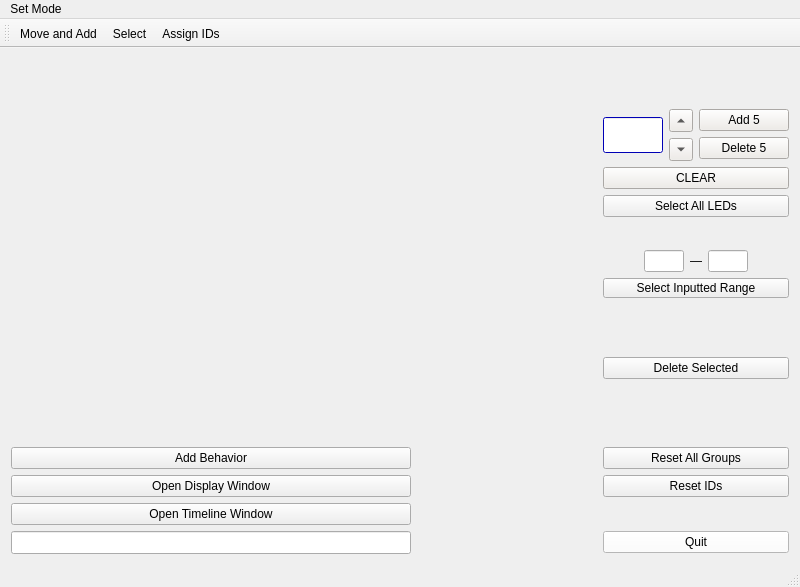
Above: GUI_Code/BlockTrial/mainwindow.ui from sonderswag/Modular-LED-HRI- before the change. Below: the same form after it.
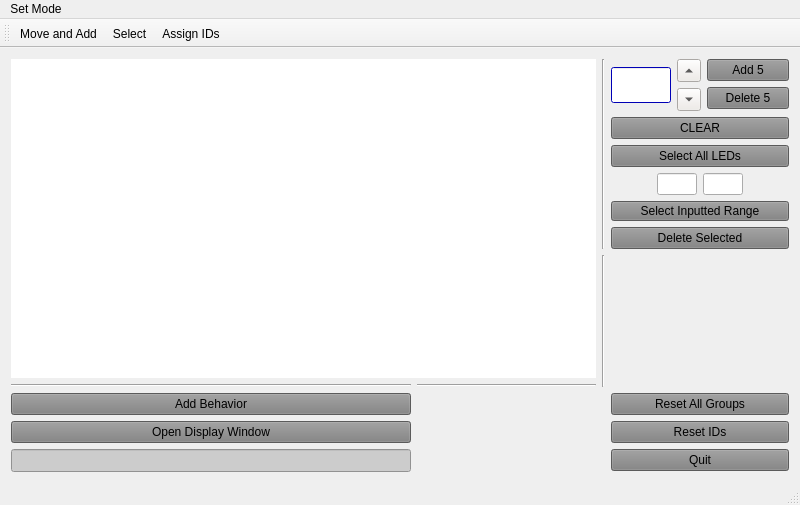
That is the form after the change. Icons and pictures are not drawn.

The edit to the form file:
```diff
--- a/GUI_Code/BlockTrial/mainwindow.ui
+++ b/GUI_Code/BlockTrial/mainwindow.ui
@@ -7,61 +7,38 @@
     <x>0</x>
     <y>0</y>
     <width>800</width>
-    <height>587</height>
+    <height>505</height>
    </rect>
   </property>
   <property name="windowTitle">
    <string>MainWindow</string>
   </property>
+  <property name="autoFillBackground">
+   <bool>false</bool>
+  </property>
+  <property name="styleSheet">
+   <string notr="true"/>
+  </property>
   <widget class="QWidget" name="centralWidget">
    <layout class="QGridLayout" name="gridLayout">
-    <item row="7" column="2">
-     <spacer name="verticalSpacer_4">
-      <property name="orientation">
-       <enum>Qt::Vertical</enum>
-      </property>
-      <property name="sizeHint" stdset="0">
-       <size>
-        <width>20</width>
-        <height>40</height>
-       </size>
-      </property>
-     </spacer>
-    </item>
-    <item row="12" column="1">
-     <spacer name="horizontalSpacer_2">
+    <item row="6" column="1">
+     <widget class="Line" name="line_2">
       <property name="orientation">
        <enum>Qt::Horizontal</enum>
       </property>
-      <property name="sizeHint" stdset="0">
-       <size>
-        <width>40</width>
-        <height>20</height>
-       </size>
-      </property>
-     </spacer>
+     </widget>
     </item>
-    <item row="12" column="2">
+    <item row="7" column="4">
      <widget class="QPushButton" name="resetGroupsButton">
+      <property name="styleSheet">
+       <string notr="true">background:grey;</string>
+      </property>
       <property name="text">
        <string>Reset All Groups</string>
       </property>
      </widget>
     </item>
-    <item row="13" column="0">
-     <widget class="QPushButton" name="displayWindowButton">
-      <property name="text">
-       <string>Open Display Window</string>
-      </property>
-      <property name="checkable">
-       <bool>true</bool>
-      </property>
-      <property name="checked">
-       <bool>false</bool>
-      </property>
-     </widget>
-    </item>
-    <item row="15" column="0">
+    <item row="9" column="0">
      <widget class="QLineEdit" name="displayText">
       <property name="sizePolicy">
        <sizepolicy hsizetype="Preferred" vsizetype="Fixed">
@@ -81,12 +58,15 @@
         <height>23</height>
        </size>
       </property>
+      <property name="styleSheet">
+       <string notr="true">background:#cccccc</string>
+      </property>
       <property name="text">
        <string/>
       </property>
      </widget>
     </item>
-    <item row="15" column="2">
+    <item row="9" column="4">
      <widget class="QPushButton" name="quitButton">
       <property name="palette">
        <palette>
@@ -103,9 +83,9 @@
          <colorrole role="Button">
           <brush brushstyle="SolidPattern">
            <color alpha="255">
-            <red>255</red>
-            <green>255</green>
-            <blue>255</blue>
+            <red>128</red>
+            <green>128</green>
+            <blue>128</blue>
            </color>
           </brush>
          </colorrole>
@@ -175,18 +155,18 @@
          <colorrole role="Base">
           <brush brushstyle="SolidPattern">
            <color alpha="255">
-            <red>255</red>
-            <green>255</green>
-            <blue>255</blue>
+            <red>128</red>
+            <green>128</green>
+            <blue>128</blue>
            </color>
           </brush>
          </colorrole>
          <colorrole role="Window">
           <brush brushstyle="SolidPattern">
            <color alpha="255">
-            <red>255</red>
-            <green>255</green>
-            <blue>255</blue>
+            <red>128</red>
+            <green>128</green>
+            <blue>128</blue>
            </color>
           </brush>
          </colorrole>
@@ -240,9 +220,9 @@
          <colorrole role="Button">
           <brush brushstyle="SolidPattern">
            <color alpha="255">
-            <red>255</red>
-            <green>255</green>
-            <blue>255</blue>
+            <red>128</red>
+            <green>128</green>
+            <blue>128</blue>
            </color>
           </brush>
          </colorrole>
@@ -312,18 +292,18 @@
          <colorrole role="Base">
           <brush brushstyle="SolidPattern">
            <color alpha="255">
-            <red>255</red>
-            <green>255</green>
-            <blue>255</blue>
+            <red>128</red>
+            <green>128</green>
+            <blue>128</blue>
            </color>
           </brush>
          </colorrole>
          <colorrole role="Window">
           <brush brushstyle="SolidPattern">
            <color alpha="255">
-            <red>255</red>
-            <green>255</green>
-            <blue>255</blue>
+            <red>128</red>
+            <green>128</green>
+            <blue>128</blue>
            </color>
           </brush>
          </colorrole>
@@ -377,9 +357,9 @@
          <colorrole role="Button">
           <brush brushstyle="SolidPattern">
            <color alpha="255">
-            <red>255</red>
-            <green>255</green>
-            <blue>255</blue>
+            <red>128</red>
+            <green>128</green>
+            <blue>128</blue>
            </color>
           </brush>
          </colorrole>
@@ -449,18 +429,18 @@
          <colorrole role="Base">
           <brush brushstyle="SolidPattern">
            <color alpha="255">
-            <red>255</red>
-            <green>255</green>
-            <blue>255</blue>
+            <red>128</red>
+            <green>128</green>
+            <blue>128</blue>
            </color>
           </brush>
          </colorrole>
          <colorrole role="Window">
           <brush brushstyle="SolidPattern">
            <color alpha="255">
-            <red>255</red>
-            <green>255</green>
-            <blue>255</blue>
+            <red>128</red>
+            <green>128</green>
+            <blue>128</blue>
            </color>
           </brush>
          </colorrole>
@@ -503,12 +483,115 @@
         </disabled>
        </palette>
       </property>
+      <property name="styleSheet">
+       <string notr="true">background:grey;</string>
+      </property>
       <property name="text">
        <string>Quit</string>
       </property>
      </widget>
     </item>
-    <item row="1" column="2">
+    <item row="3" column="4">
+     <layout class="QVBoxLayout" name="verticalLayout_3">
+      <item>
+       <layout class="QHBoxLayout" name="horizontalLayout_3">
+        <item>
+         <spacer name="horizontalSpacer_3">
+          <property name="orientation">
+           <enum>Qt::Horizontal</enum>
+          </property>
+          <property name="sizeHint" stdset="0">
+           <size>
+            <width>40</width>
+            <height>20</height>
+           </size>
+          </property>
+         </spacer>
+        </item>
+        <item>
+         <widget class="QLineEdit" name="lowerBoundSelectLabel">
+          <property name="maximumSize">
+           <size>
+            <width>40</width>
+            <height>16777215</height>
+           </size>
+          </property>
+         </widget>
+        </item>
+        <item>
+         <widget class="QLineEdit" name="upperBoundSelectLabel">
+          <property name="maximumSize">
+           <size>
+            <width>40</width>
+            <height>16777215</height>
+           </size>
+          </property>
+         </widget>
+        </item>
+        <item>
+         <spacer name="horizontalSpacer_4">
+          <property name="orientation">
+           <enum>Qt::Horizontal</enum>
+          </property>
+          <property name="sizeHint" stdset="0">
+           <size>
+            <width>40</width>
+            <height>20</height>
+           </size>
+          </property>
+         </spacer>
+        </item>
+       </layout>
+      </item>
+      <item>
+       <widget class="QPushButton" name="selectRangeButton">
+        <property name="maximumSize">
+         <size>
+          <width>16777215</width>
+          <height>20</height>
+         </size>
+        </property>
+        <property name="styleSheet">
+         <string notr="true">background:grey;</string>
+        </property>
+        <property name="text">
+         <string>Select Inputted Range</string>
+        </property>
+       </widget>
+      </item>
+     </layout>
+    </item>
+    <item row="8" column="4">
+     <widget class="QPushButton" name="resetID">
+      <property name="styleSheet">
+       <string notr="true">background:grey;</string>
+      </property>
+      <property name="text">
+       <string>Reset IDs</string>
+      </property>
+     </widget>
+    </item>
+    <item row="4" column="4">
+     <widget class="QPushButton" name="deleteSelectedButton">
+      <property name="enabled">
+       <bool>true</bool>
+      </property>
+      <property name="styleSheet">
+       <string notr="true">background:grey;</string>
+      </property>
+      <property name="text">
+       <string>Delete Selected</string>
+      </property>
+     </widget>
+    </item>
+    <item row="5" column="3" rowspan="2">
+     <widget class="Line" name="line_4">
+      <property name="orientation">
+       <enum>Qt::Vertical</enum>
+      </property>
+     </widget>
+    </item>
+    <item row="0" column="4">
      <layout class="QHBoxLayout" name="horizontalLayout_2">
       <item>
        <layout class="QHBoxLayout" name="horizontalLayout">
@@ -1850,9 +1933,9 @@
              <colorrole role="Button">
               <brush brushstyle="SolidPattern">
                <color alpha="255">
-                <red>239</red>
-                <green>235</green>
-                <blue>231</blue>
+                <red>128</red>
+                <green>128</green>
+                <blue>128</blue>
                </color>
               </brush>
              </colorrole>
@@ -1922,18 +2005,18 @@
              <colorrole role="Base">
               <brush brushstyle="SolidPattern">
                <color alpha="255">
-                <red>255</red>
-                <green>255</green>
-                <blue>255</blue>
+                <red>128</red>
+                <green>128</green>
+                <blue>128</blue>
                </color>
               </brush>
              </colorrole>
              <colorrole role="Window">
               <brush brushstyle="SolidPattern">
                <color alpha="255">
-                <red>239</red>
-                <green>235</green>
-                <blue>231</blue>
+                <red>128</red>
+                <green>128</green>
+                <blue>128</blue>
                </color>
               </brush>
              </colorrole>
@@ -1987,9 +2070,9 @@
              <colorrole role="Button">
               <brush brushstyle="SolidPattern">
                <color alpha="255">
-                <red>239</red>
-                <green>235</green>
-                <blue>231</blue>
+                <red>128</red>
+                <green>128</green>
+                <blue>128</blue>
                </color>
               </brush>
              </colorrole>
@@ -2059,18 +2142,18 @@
              <colorrole role="Base">
               <brush brushstyle="SolidPattern">
                <color alpha="255">
-                <red>255</red>
-                <green>255</green>
-                <blue>255</blue>
+                <red>128</red>
+                <green>128</green>
+                <blue>128</blue>
                </color>
               </brush>
              </colorrole>
              <colorrole role="Window">
               <brush brushstyle="SolidPattern">
                <color alpha="255">
-                <red>239</red>
-                <green>235</green>
-                <blue>231</blue>
+                <red>128</red>
+                <green>128</green>
+                <blue>128</blue>
                </color>
               </brush>
              </colorrole>
@@ -2124,9 +2207,9 @@
              <colorrole role="Button">
               <brush brushstyle="SolidPattern">
                <color alpha="255">
-                <red>239</red>
-                <green>235</green>
-                <blue>231</blue>
+                <red>128</red>
+                <green>128</green>
+                <blue>128</blue>
                </color>
               </brush>
              </colorrole>
@@ -2196,18 +2279,18 @@
              <colorrole role="Base">
               <brush brushstyle="SolidPattern">
                <color alpha="255">
-                <red>239</red>
-                <green>235</green>
-                <blue>231</blue>
+                <red>128</red>
+                <green>128</green>
+                <blue>128</blue>
                </color>
               </brush>
              </colorrole>
              <colorrole role="Window">
               <brush brushstyle="SolidPattern">
                <color alpha="255">
-                <red>239</red>
-                <green>235</green>
-                <blue>231</blue>
+                <red>128</red>
+                <green>128</green>
+                <blue>128</blue>
                </color>
               </brush>
              </colorrole>
@@ -2250,6 +2333,9 @@
             </disabled>
            </palette>
           </property>
+          <property name="styleSheet">
+           <string notr="true">background:grey;</string>
+          </property>
           <property name="text">
            <string>Add 5</string>
           </property>
@@ -2272,9 +2358,9 @@
              <colorrole role="Button">
               <brush brushstyle="SolidPattern">
                <color alpha="255">
-                <red>239</red>
-                <green>235</green>
-                <blue>231</blue>
+                <red>128</red>
+                <green>128</green>
+                <blue>128</blue>
                </color>
               </brush>
              </colorrole>
@@ -2344,18 +2430,18 @@
              <colorrole role="Base">
               <brush brushstyle="SolidPattern">
                <color alpha="255">
-                <red>255</red>
-                <green>255</green>
-                <blue>255</blue>
+                <red>128</red>
+                <green>128</green>
+                <blue>128</blue>
                </color>
               </brush>
              </colorrole>
              <colorrole role="Window">
               <brush brushstyle="SolidPattern">
                <color alpha="255">
-                <red>239</red>
-                <green>235</green>
-                <blue>231</blue>
+                <red>128</red>
+                <green>128</green>
+                <blue>128</blue>
                </color>
               </brush>
              </colorrole>
@@ -2409,9 +2495,9 @@
              <colorrole role="Button">
               <brush brushstyle="SolidPattern">
                <color alpha="255">
-                <red>239</red>
-                <green>235</green>
-                <blue>231</blue>
+                <red>128</red>
+                <green>128</green>
+                <blue>128</blue>
                </color>
               </brush>
              </colorrole>
@@ -2481,18 +2567,18 @@
              <colorrole role="Base">
               <brush brushstyle="SolidPattern">
                <color alpha="255">
-                <red>255</red>
-                <green>255</green>
-                <blue>255</blue>
+                <red>128</red>
+                <green>128</green>
+                <blue>128</blue>
                </color>
               </brush>
              </colorrole>
              <colorrole role="Window">
               <brush brushstyle="SolidPattern">
                <color alpha="255">
-                <red>239</red>
-                <green>235</green>
-                <blue>231</blue>
+                <red>128</red>
+                <green>128</green>
+                <blue>128</blue>
                </color>
               </brush>
              </colorrole>
@@ -2546,9 +2632,9 @@
              <colorrole role="Button">
               <brush brushstyle="SolidPattern">
                <color alpha="255">
-                <red>239</red>
-                <green>235</green>
-                <blue>231</blue>
+                <red>128</red>
+                <green>128</green>
+                <blue>128</blue>
                </color>
               </brush>
              </colorrole>
@@ -2618,18 +2704,18 @@
              <colorrole role="Base">
               <brush brushstyle="SolidPattern">
                <color alpha="255">
-                <red>239</red>
-                <green>235</green>
-                <blue>231</blue>
+                <red>128</red>
+                <green>128</green>
+                <blue>128</blue>
                </color>
               </brush>
              </colorrole>
              <colorrole role="Window">
               <brush brushstyle="SolidPattern">
                <color alpha="255">
-                <red>239</red>
-                <green>235</green>
-                <blue>231</blue>
+                <red>128</red>
+                <green>128</green>
+                <blue>128</blue>
                </color>
               </brush>
              </colorrole>
@@ -2672,6 +2758,9 @@
             </disabled>
            </palette>
           </property>
+          <property name="styleSheet">
+           <string notr="true">background:grey;</string>
+          </property>
           <property name="text">
            <string>Delete 5</string>
           </property>
@@ -2681,7 +2770,14 @@
       </item>
      </layout>
     </item>
-    <item row="2" column="2">
+    <item row="6" column="0">
+     <widget class="Line" name="line">
+      <property name="orientation">
+       <enum>Qt::Horizontal</enum>
+      </property>
+     </widget>
+    </item>
+    <item row="1" column="4">
      <widget class="QPushButton" name="clearLEDs">
       <property name="palette">
        <palette>
@@ -2698,9 +2794,9 @@
          <colorrole role="Button">
           <brush brushstyle="SolidPattern">
            <color alpha="255">
-            <red>239</red>
-            <green>235</green>
-            <blue>231</blue>
+            <red>128</red>
+            <green>128</green>
+            <blue>128</blue>
            </color>
           </brush>
          </colorrole>
@@ -2770,18 +2866,18 @@
          <colorrole role="Base">
           <brush brushstyle="SolidPattern">
            <color alpha="255">
-            <red>255</red>
-            <green>255</green>
-            <blue>255</blue>
+            <red>128</red>
+            <green>128</green>
+            <blue>128</blue>
            </color>
           </brush>
          </colorrole>
          <colorrole role="Window">
           <brush brushstyle="SolidPattern">
            <color alpha="255">
-            <red>239</red>
-            <green>235</green>
-            <blue>231</blue>
+            <red>128</red>
+            <green>128</green>
+            <blue>128</blue>
            </color>
           </brush>
          </colorrole>
@@ -2835,9 +2931,9 @@
          <colorrole role="Button">
           <brush brushstyle="SolidPattern">
            <color alpha="255">
-            <red>239</red>
-            <green>235</green>
-            <blue>231</blue>
+            <red>128</red>
+            <green>128</green>
+            <blue>128</blue>
            </color>
           </brush>
          </colorrole>
@@ -2907,18 +3003,18 @@
          <colorrole role="Base">
           <brush brushstyle="SolidPattern">
            <color alpha="255">
-            <red>255</red>
-            <green>255</green>
-            <blue>255</blue>
+            <red>128</red>
+            <green>128</green>
+            <blue>128</blue>
            </color>
           </brush>
          </colorrole>
          <colorrole role="Window">
           <brush brushstyle="SolidPattern">
            <color alpha="255">
-            <red>239</red>
-            <green>235</green>
-            <blue>231</blue>
+            <red>128</red>
+            <green>128</green>
+            <blue>128</blue>
            </color>
           </brush>
          </colorrole>
@@ -2972,9 +3068,9 @@
          <colorrole role="Button">
           <brush brushstyle="SolidPattern">
            <color alpha="255">
-            <red>239</red>
-            <green>235</green>
-            <blue>231</blue>
+            <red>128</red>
+            <green>128</green>
+            <blue>128</blue>
            </color>
           </brush>
          </colorrole>
@@ -3044,18 +3140,18 @@
          <colorrole role="Base">
           <brush brushstyle="SolidPattern">
            <color alpha="255">
-            <red>239</red>
-            <green>235</green>
-            <blue>231</blue>
+            <red>128</red>
+            <green>128</green>
+            <blue>128</blue>
            </color>
           </brush>
          </colorrole>
          <colorrole role="Window">
           <brush brushstyle="SolidPattern">
            <color alpha="255">
-            <red>239</red>
-            <green>235</green>
-            <blue>231</blue>
+            <red>128</red>
+            <green>128</green>
+            <blue>128</blue>
            </color>
           </brush>
          </colorrole>
@@ -3098,153 +3194,26 @@
         </disabled>
        </palette>
       </property>
+      <property name="styleSheet">
+       <string notr="true">background:grey;</string>
+      </property>
       <property name="text">
        <string>CLEAR</string>
       </property>
      </widget>
     </item>
-    <item row="3" column="2">
-     <widget class="QPushButton" name="selectAllButton">
-      <property name="text">
-       <string>Select All LEDs</string>
-      </property>
-     </widget>
-    </item>
-    <item row="8" column="2">
-     <widget class="QPushButton" name="deleteSelectedButton">
-      <property name="enabled">
-       <bool>true</bool>
-      </property>
-      <property name="text">
-       <string>Delete Selected</string>
-      </property>
-     </widget>
-    </item>
-    <item row="5" column="2">
-     <layout class="QVBoxLayout" name="verticalLayout_3">
-      <item>
-       <layout class="QHBoxLayout" name="horizontalLayout_3">
-        <item>
-         <spacer name="horizontalSpacer_3">
-          <property name="orientation">
-           <enum>Qt::Horizontal</enum>
-          </property>
-          <property name="sizeHint" stdset="0">
-           <size>
-            <width>40</width>
-            <height>20</height>
-           </size>
-          </property>
-         </spacer>
-        </item>
-        <item>
-         <widget class="QLineEdit" name="lowerBoundSelectLabel">
-          <property name="maximumSize">
-           <size>
-            <width>40</width>
-            <height>16777215</height>
-           </size>
-          </property>
-         </widget>
-        </item>
-        <item>
-         <widget class="QLabel" name="label">
-          <property name="maximumSize">
-           <size>
-            <width>15</width>
-            <height>15</height>
-           </size>
-          </property>
-          <property name="text">
-           <string>—</string>
-          </property>
-         </widget>
-        </item>
-        <item>
-         <widget class="QLineEdit" name="upperBoundSelectLabel">
-          <property name="maximumSize">
-           <size>
-            <width>40</width>
-            <height>16777215</height>
-           </size>
-          </property>
-         </widget>
-        </item>
-        <item>
-         <spacer name="horizontalSpacer_4">
-          <property name="orientation">
-           <enum>Qt::Horizontal</enum>
-          </property>
-          <property name="sizeHint" stdset="0">
-           <size>
-            <width>40</width>
-            <height>20</height>
-           </size>
-          </property>
-         </spacer>
-        </item>
-       </layout>
-      </item>
-      <item>
-       <widget class="QPushButton" name="selectRangeButton">
-        <property name="maximumSize">
-         <size>
-          <width>16777215</width>
-          <height>20</height>
-         </size>
-        </property>
-        <property name="text">
-         <string>Select Inputted Range</string>
-        </property>
-       </widget>
-      </item>
-      <item>
-       <spacer name="verticalSpacer_5">
-        <property name="orientation">
-         <enum>Qt::Vertical</enum>
-        </property>
-        <property name="sizeHint" stdset="0">
-         <size>
-          <width>20</width>
-          <height>40</height>
-         </size>
-        </property>
-       </spacer>
-      </item>
-     </layout>
-    </item>
-    <item row="13" column="2">
-     <widget class="QPushButton" name="resetID">
-      <property name="text">
-       <string>Reset IDs</string>
-      </property>
-     </widget>
-    </item>
-    <item row="11" column="2">
-     <spacer name="verticalSpacer">
-      <property name="orientation">
-       <enum>Qt::Vertical</enum>
-      </property>
-      <property name="sizeType">
-       <enum>QSizePolicy::Expanding</enum>
-      </property>
-      <property name="sizeHint" stdset="0">
-       <size>
-        <width>20</width>
-        <height>75</height>
-       </size>
-      </property>
-     </spacer>
-    </item>
-    <item row="12" column="0">
+    <item row="7" column="0">
      <widget class="QPushButton" name="addBehaviorButton">
+      <property name="styleSheet">
+       <string notr="true">background:grey;</string>
+      </property>
       <property name="text">
        <string>Add Behavior</string>
       </property>
      </widget>
     </item>
-    <item row="1" column="0">
-     <spacer name="horizontalSpacer">
+    <item row="7" column="1">
+     <spacer name="horizontalSpacer_2">
       <property name="orientation">
        <enum>Qt::Horizontal</enum>
       </property>
@@ -3256,39 +3225,48 @@
       </property>
      </spacer>
     </item>
-    <item row="4" column="2">
-     <spacer name="verticalSpacer_2">
-      <property name="orientation">
-       <enum>Qt::Vertical</enum>
+    <item row="2" column="4">
+     <widget class="QPushButton" name="selectAllButton">
+      <property name="styleSheet">
+       <string notr="true">background:grey;</string>
       </property>
-      <property name="sizeHint" stdset="0">
-       <size>
-        <width>20</width>
-        <height>40</height>
-       </size>
+      <property name="text">
+       <string>Select All LEDs</string>
       </property>
-     </spacer>
+     </widget>
     </item>
-    <item row="0" column="2">
-     <spacer name="verticalSpacer_3">
-      <property name="orientation">
-       <enum>Qt::Vertical</enum>
+    <item row="0" column="0" rowspan="6" colspan="2">
+     <widget class="QStackedWidget" name="verticalStackedWidget">
+      <property name="styleSheet">
+       <string notr="true">background:white;border:black;</string>
       </property>
-      <property name="sizeType">
-       <enum>QSizePolicy::Fixed</enum>
-      </property>
-      <property name="sizeHint" stdset="0">
-       <size>
-        <width>10</width>
-        <height>50</height>
-       </size>
-      </property>
-     </spacer>
+      <widget class="QWidget" name="verticalStackedWidgetPage1" native="true">
+       <layout class="QVBoxLayout" name="verticalLayout_4">
+        <item>
+         <spacer name="verticalSpacer">
+          <property name="orientation">
+           <enum>Qt::Vertical</enum>
+          </property>
+          <property name="sizeHint" stdset="0">
+           <size>
+            <width>20</width>
+            <height>40</height>
+           </size>
+          </property>
+         </spacer>
+        </item>
+       </layout>
+      </widget>
+     </widget>
     </item>
-    <item row="14" column="0">
-     <widget class="QPushButton" name="timelineWindowButton">
+    <item row="8" column="0">
+     <widget class="QPushButton" name="displayWindowButton">
+      <property name="styleSheet">
+       <string notr="true">background:grey;
+</string>
+      </property>
       <property name="text">
-       <string>Open Timeline Window</string>
+       <string>Open Display Window</string>
       </property>
       <property name="checkable">
        <bool>true</bool>
@@ -3298,6 +3276,13 @@
       </property>
      </widget>
     </item>
+    <item row="0" column="3" rowspan="5">
+     <widget class="Line" name="line_6">
+      <property name="orientation">
+       <enum>Qt::Vertical</enum>
+      </property>
+     </widget>
+    </item>
    </layout>
   </widget>
   <widget class="QMenuBar" name="menuBar">
```
Left out of the diff: 10 changed lines with no effect on the pictures.
